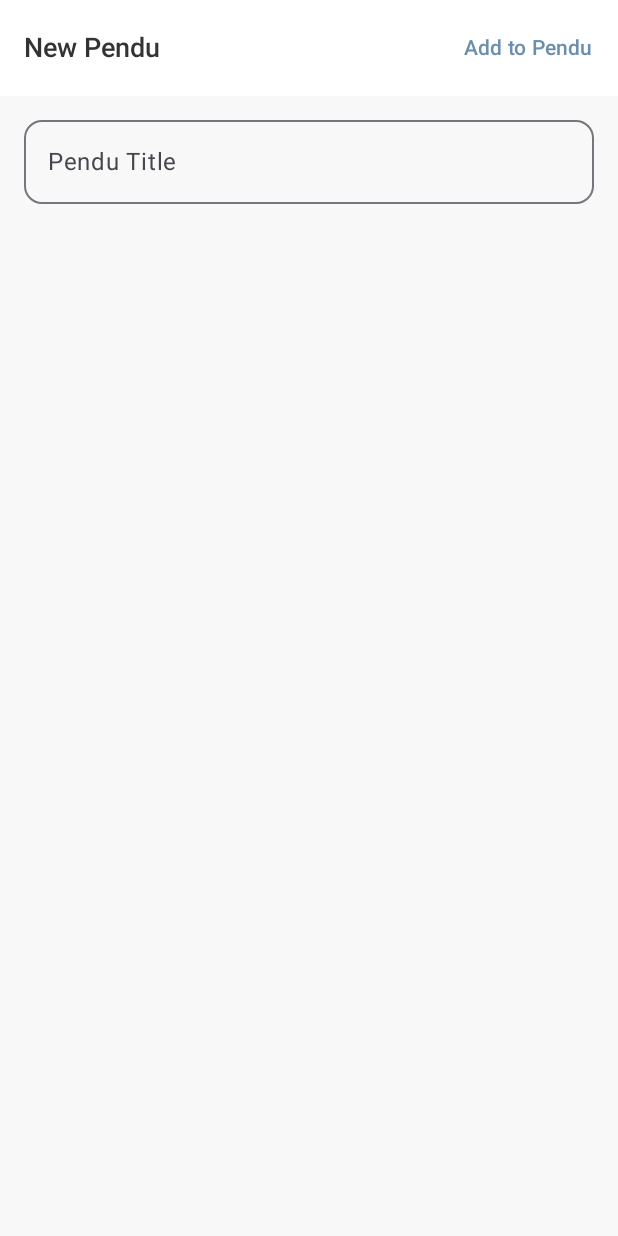
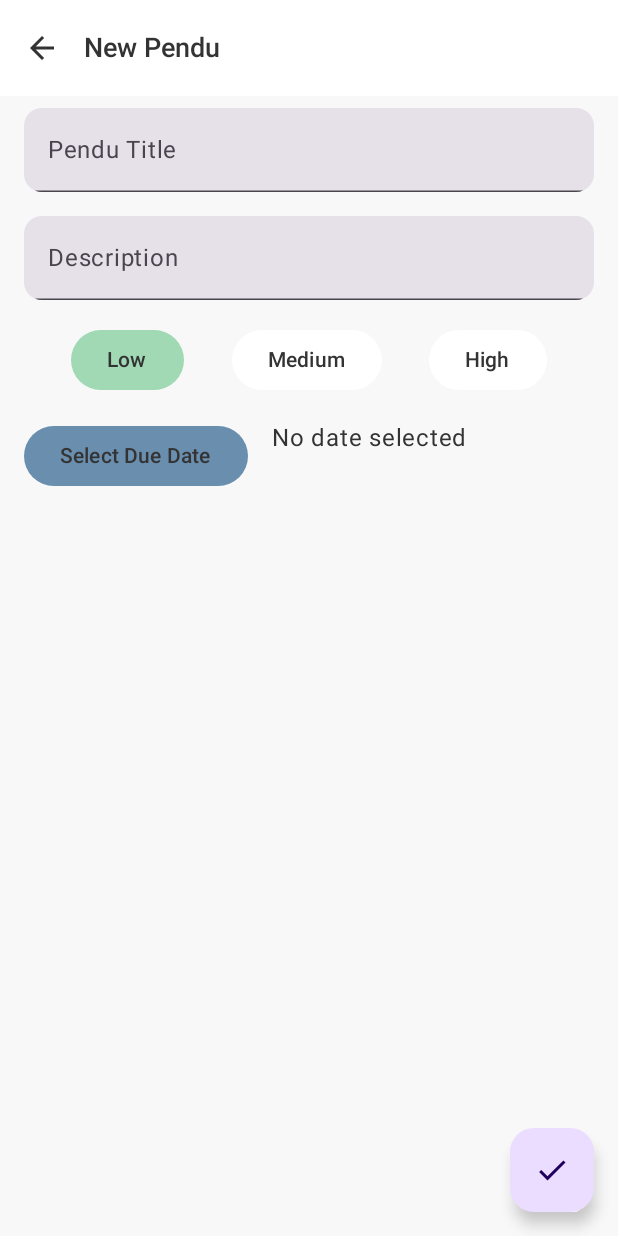
Before and after one commit to rohan-20/pendu, an Android app built with Jetpack Compose: the screen it shows after launch (MainActivity), after a tap on "Add new task", on a phone screen of 412 x 824 dp. Run offline under Robolectric (Android 15) with nearby library versions, the phone set to English and light mode, and no system bars; our stand-ins replace Room's generated code.

```diff
--- a/app/src/main/java/com/example/todu/MainActivity.kt
+++ b/app/src/main/java/com/example/todu/MainActivity.kt
@@ -45,6 +45,8 @@ class MainActivity : ComponentActivity() {
                     BackHandler {
                         if (navController.currentBackStackEntry?.destination?.route != "tasks_list") {
                             navController.popBackStack()
+                        } else {
+                            finish()
                         }
                     }
 
--- a/app/src/main/java/com/example/todu/ui/AddTaskScreen.kt
+++ b/app/src/main/java/com/example/todu/ui/AddTaskScreen.kt
@@ -1,14 +1,18 @@
 package com.example.todu.ui
 
+import android.app.DatePickerDialog
 import androidx.compose.foundation.layout.*
 import androidx.compose.foundation.shape.RoundedCornerShape
 import androidx.compose.material.icons.Icons
 import androidx.compose.material.icons.filled.ArrowBack
+import androidx.compose.material.icons.filled.Check
 import androidx.compose.material3.*
 import androidx.compose.runtime.*
 import androidx.compose.ui.Modifier
+import androidx.compose.ui.platform.LocalContext
 import androidx.compose.ui.unit.dp
 import com.example.todu.data.Task
+import java.util.*
 
 @OptIn(ExperimentalMaterial3Api::class)
 @Composable
@@ -17,27 +21,54 @@ fun AddTaskScreen(
     onBack: () -> Unit
 ) {
     var title by remember { mutableStateOf("") }
+    var description by remember { mutableStateOf("") }
+    var priority by remember { mutableStateOf(0) }
+    var dueDate by remember { mutableStateOf<Long?>(null) }
+    val context = LocalContext.current
+
+    val calendar = Calendar.getInstance()
+    val year = calendar.get(Calendar.YEAR)
+    val month = calendar.get(Calendar.MONTH)
+    val day = calendar.get(Calendar.DAY_OF_MONTH)
+
+    val datePickerDialog = DatePickerDialog(
+        context,
+        { _, selectedYear, selectedMonth, selectedDay ->
+            val selectedDate = Calendar.getInstance()
+            selectedDate.set(selectedYear, selectedMonth, selectedDay)
+            dueDate = selectedDate.timeInMillis
+        }, year, month, day
+    )
 
     Scaffold(
         topBar = {
             TopAppBar(
                 title = { Text("New Pendu") },
-
-                actions = {
-                    TextButton(onClick = {
+                navigationIcon = {
+                    IconButton(onClick = onBack) {
+                        Icon(Icons.Filled.ArrowBack, contentDescription = "Back")
+                    }
+                }
+            )
+        },
+        floatingActionButton = {
+            FloatingActionButton(
+                onClick = {
                     if (title.isNotBlank()) {
                         viewModel.insert(
                             Task(
-                                    title = title
+                                title = title,
+                                description = description,
+                                priority = priority,
+                                dueDate = dueDate
                             )
                         )
                         onBack()
                     }
-                    }) {
-                        Text("Add to Pendu")
                 }
+            ) {
+                Icon(Icons.Filled.Check, contentDescription = "Add Task")
             }
-            )
         }
     ) { paddingValues ->
         Column(
@@ -47,13 +78,33 @@ fun AddTaskScreen(
                 .padding(horizontal = 16.dp, vertical = 8.dp),
             verticalArrangement = Arrangement.spacedBy(16.dp)
         ) {
-            OutlinedTextField(
+            TextField(
                 value = title,
                 onValueChange = { title = it },
                 label = { Text("Pendu Title") },
                 modifier = Modifier.fillMaxWidth(),
                 shape = RoundedCornerShape(12.dp)
             )
+            TextField(
+                value = description,
+                onValueChange = { description = it },
+                label = { Text("Description") },
+                modifier = Modifier.fillMaxWidth(),
+                shape = RoundedCornerShape(12.dp)
+            )
+
+            PrioritySelector(
+                selectedPriority = priority,
+                onPrioritySelected = { priority = it }
+            )
+
+            Row {
+                Button(onClick = { datePickerDialog.show() }) {
+                    Text(text = "Select Due Date")
+                }
+                Spacer(modifier = Modifier.width(16.dp))
+                Text(text = dueDate?.let { Date(it).toString() } ?: "No date selected")
             }
         }
     }
+}
--- /dev/null
+++ b/app/src/main/java/com/example/todu/ui/Shared.kt
@@ -0,0 +1,66 @@
+package com.example.todu.ui
+
+import androidx.compose.foundation.layout.Arrangement
+import androidx.compose.foundation.layout.Row
+import androidx.compose.foundation.layout.fillMaxWidth
+import androidx.compose.material3.Button
+import androidx.compose.material3.ButtonDefaults
+import androidx.compose.material3.MaterialTheme
+import androidx.compose.material3.Text
+import androidx.compose.runtime.Composable
+import androidx.compose.ui.Modifier
+import com.example.todu.ui.theme.PriorityHigh
+import com.example.todu.ui.theme.PriorityLow
+import com.example.todu.ui.theme.PriorityMedium
+
+@Composable
+fun PrioritySelector(
+    selectedPriority: Int,
+    onPrioritySelected: (Int) -> Unit
+) {
+    Row(
+        modifier = Modifier.fillMaxWidth(),
+        horizontalArrangement = Arrangement.SpaceEvenly
+    ) {
+        PriorityButton(
+            text = "Low",
+            isSelected = selectedPriority == 0,
+            onClick = { onPrioritySelected(0) }
+        )
+        PriorityButton(
+            text = "Medium",
+            isSelected = selectedPriority == 1,
+            onClick = { onPrioritySelected(1) }
+        )
+        PriorityButton(
+            text = "High",
+            isSelected = selectedPriority == 2,
+            onClick = { onPrioritySelected(2) }
+        )
+    }
+}
+
+@Composable
+fun PriorityButton(
+    text: String,
+    isSelected: Boolean,
+    onClick: () -> Unit
+) {
+    Button(
+        onClick = onClick,
+        colors = ButtonDefaults.buttonColors(
+            containerColor = if (isSelected) {
+                when (text) {
+                    "Low" -> PriorityLow
+                    "Medium" -> PriorityMedium
+                    "High" -> PriorityHigh
+                    else -> MaterialTheme.colorScheme.primary
+                }
+            } else {
+                MaterialTheme.colorScheme.surface
+            }
+        )
+    ) {
+        Text(text)
+    }
+}
--- a/app/src/main/java/com/example/todu/ui/TaskViewModel.kt
+++ b/app/src/main/java/com/example/todu/ui/TaskViewModel.kt
@@ -4,15 +4,34 @@ import androidx.lifecycle.ViewModel
 import androidx.lifecycle.ViewModelProvider
 import androidx.lifecycle.viewModelScope
 import com.example.todu.data.Task
-import com.example.todu.data.TaskRepository
 import kotlinx.coroutines.flow.Flow
+import kotlinx.coroutines.flow.MutableStateFlow
+import kotlinx.coroutines.flow.StateFlow
+import kotlinx.coroutines.flow.asStateFlow
+import kotlinx.coroutines.flow.combine
 import kotlinx.coroutines.launch
 
 import com.example.todu.data.ITaskRepository
 
 class TaskViewModel(private val repository: ITaskRepository) : ViewModel() {
 
-    val allTasks: Flow<List<Task>> = repository.allTasks
+    private val _searchQuery = MutableStateFlow("")
+    val searchQuery: StateFlow<String> = _searchQuery.asStateFlow()
+
+    val allTasks: Flow<List<Task>> = combine(
+        repository.allTasks,
+        _searchQuery
+    ) { tasks, searchQuery ->
+        tasks
+            .filter { task ->
+                task.title.contains(searchQuery, ignoreCase = true) ||
+                        (task.description?.contains(searchQuery, ignoreCase = true) ?: false)
+            }
+    }
+
+    fun setSearchQuery(query: String) {
+        _searchQuery.value = query
+    }
 
     fun getTaskById(id: Int): Flow<Task?> {
         return repository.getTaskById(id)
--- a/app/src/main/java/com/example/todu/ui/theme/Color.kt
+++ b/app/src/main/java/com/example/todu/ui/theme/Color.kt
@@ -17,3 +17,17 @@ val AccentGentleGreen = Color(0xFFA0D9B4)
 val TextDarkCharcoal = Color(0xFF333333)
 val TextMediumGrey = Color(0xFF666666)
 val TextLightGrey = Color(0xFF999999)
+
+// Priority Colors
+val PriorityLow = Color(0xFFA0D9B4) // Smooth Green
+val PriorityMedium = Color(0xFF90CAF9) // Smooth Blue
+val PriorityHigh = Color(0xFFEF9A9A) // Smooth Red
+
+// Dark Theme Colors
+val DarkBackground = Color(0xFF121212)
+val DarkSurface = Color(0xFF1E1E1E)
+val DarkOnPrimary = Color(0xFFFFFFFF)
+val DarkOnSecondary = Color(0xFFFFFFFF)
+val DarkOnTertiary = Color(0xFFFFFFFF)
+val DarkOnBackground = Color(0xFFFFFFFF)
+val DarkOnSurface = Color(0xFFFFFFFF)
--- a/app/src/main/java/com/example/todu/ui/theme/Theme.kt
+++ b/app/src/main/java/com/example/todu/ui/theme/Theme.kt
@@ -19,13 +19,13 @@ private val DarkColorScheme = darkColorScheme(
     primary = AccentBlueGrey,
     secondary = AccentMutedTeal,
     tertiary = AccentSoftLavender,
-    background = BackgroundLight,
-    surface = SurfaceWhite,
-    onPrimary = TextDarkCharcoal,
-    onSecondary = TextDarkCharcoal,
-    onTertiary = TextDarkCharcoal,
-    onBackground = TextDarkCharcoal,
-    onSurface = TextDarkCharcoal
+    background = DarkBackground,
+    surface = DarkSurface,
+    onPrimary = DarkOnPrimary,
+    onSecondary = DarkOnSecondary,
+    onTertiary = DarkOnTertiary,
+    onBackground = DarkOnBackground,
+    onSurface = DarkOnSurface
 )
 
 private val LightColorScheme = lightColorScheme(
@@ -43,13 +43,16 @@ private val LightColorScheme = lightColorScheme(
 
 @Composable
 fun ToduTheme(darkTheme: Boolean = isSystemInDarkTheme(), content: @Composable () -> Unit) {
-    val colorScheme = LightColorScheme
+    val colorScheme = when {
+        darkTheme -> DarkColorScheme
+        else -> LightColorScheme
+    }
     val view = LocalView.current
     if (!view.isInEditMode) {
         SideEffect {
             val window = (view.context as Activity).window
             window.statusBarColor = colorScheme.primary.toArgb()
-            WindowCompat.getInsetsController(window, view).isAppearanceLightStatusBars = darkTheme
+            WindowCompat.getInsetsController(window, view).isAppearanceLightStatusBars = !darkTheme
         }
     }
 
--- a/app/src/main/res/values/strings.xml
+++ b/app/src/main/res/values/strings.xml
@@ -1,3 +1,3 @@
 <resources>
-    <string name="app_name">Todu</string>
+    <string name="app_name">Pendu</string>
 </resources>
```
Also changed, not shown: app/src/main/java/com/example/todu/ui/EditTaskScreen.kt (+59 -8 lines), app/src/main/java/com/example/todu/ui/TaskScreen.kt (+45 -6 lines). Lines whose indentation alone changed are shown as unchanged.
